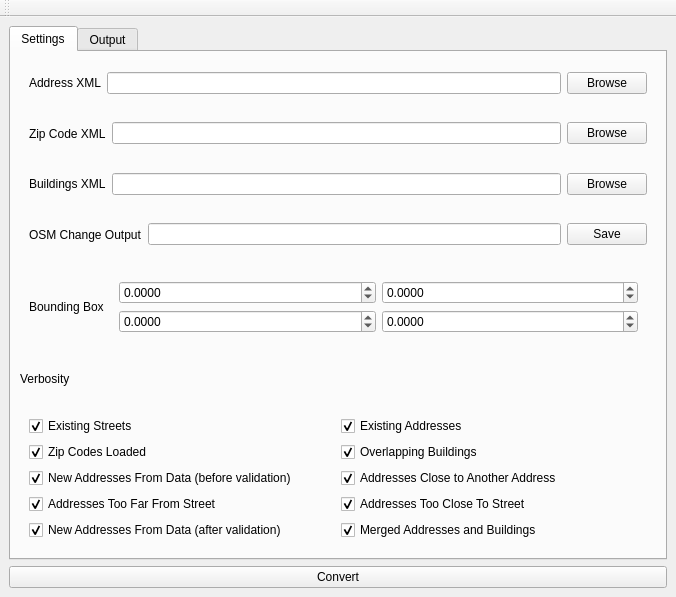
This is MainForm.ui in saiarcot895/osm-fulton-address as Qt 5 draws it before an edit. The edited form follows.
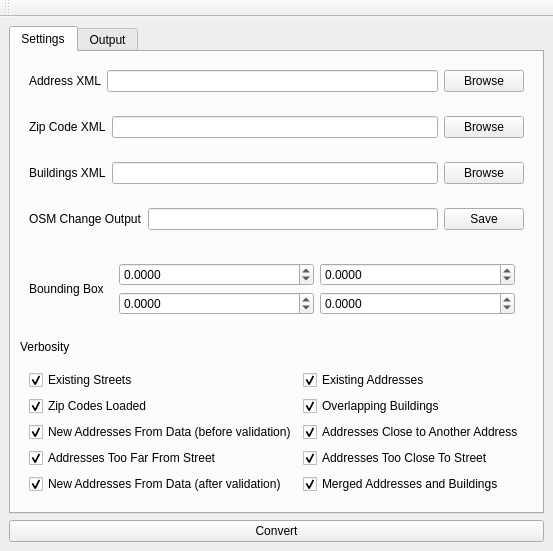
This is the edited form.

Commit message:
Change maximum distance from building to address to 10 meters
Actually start calling the check for the zip codes, and correct the list of addresses to check

The edit to the form file:
```diff
--- a/MainForm.ui
+++ b/MainForm.ui
@@ -2,14 +2,6 @@
 <ui version="4.0">
  <class>mainForm</class>
  <widget class="QMainWindow" name="mainForm">
-  <property name="geometry">
-   <rect>
-    <x>0</x>
-    <y>0</y>
-    <width>676</width>
-    <height>597</height>
-   </rect>
-  </property>
   <property name="windowTitle">
    <string>Converter</string>
   </property>
```
Left out of the diff: 45 changed lines with no effect on the pictures. The commit also changes 1 other file.
